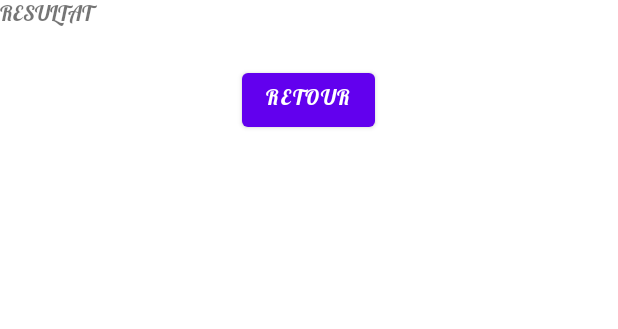
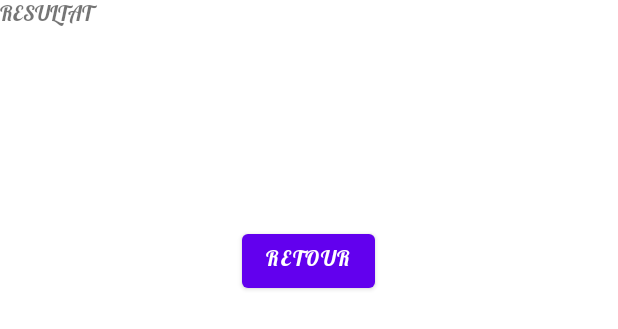
Before and after one commit to ArnoVoxel/androidConvertisseur, an Android app: the layout activity_result.xml on its own in the app's theme, with its tools: preview values and no code run, on a phone screen of 412 x 824 dp. Shown: the top 329 px of the screen. Run offline under Robolectric (Android 15) with nearby library versions, the phone set to English and light mode, and no system bars.

Commit message:
2 activités avec bouton retour et contrôles OK

```diff
--- a/app/src/main/java/com/example/convmonnaie/MainActivity.java
+++ b/app/src/main/java/com/example/convmonnaie/MainActivity.java
@@ -64,8 +64,7 @@ public class MainActivity extends AppCompatActivity {
                 deviseDepart = spinnerDepart.getSelectedItem().toString();
                 deviseArrivee = spinnerArrivee.getSelectedItem().toString();
 
-                //montant_convert.getText().toString();
-                montant = Double.valueOf(montant_convert.getText().toString());
+
 
                 if (deviseDepart.equals("")){
                     Toast.makeText(getApplicationContext(),
@@ -88,6 +87,8 @@ public class MainActivity extends AppCompatActivity {
                                     Toast.LENGTH_SHORT)
                             .show();
                 }else {
+                    //montant_convert.getText().toString();
+                    montant = Double.valueOf(montant_convert.getText().toString());
                     //animer le symbole €
                     ImageView euro = (ImageView) findViewById(R.id.symbolEuro);
                     euro.animate().setDuration(500).rotationXBy(360);
--- a/app/src/main/java/com/example/convmonnaie/ResultActivity.java
+++ b/app/src/main/java/com/example/convmonnaie/ResultActivity.java
@@ -36,10 +36,10 @@ public class ResultActivity extends AppCompatActivity {
         Log.d("ResultActivity", message);
 
         // affichage du toast
-        Toast.makeText(getApplicationContext(),
+        /*Toast.makeText(getApplicationContext(),
                         message,
                         Toast.LENGTH_LONG)
-                .show();
+                .show();*/
 
         // affichage dans le champ de texte
             TextView resultat = (TextView) findViewById(R.id.messageResult);
--- a/app/src/main/res/layout/activity_result.xml
+++ b/app/src/main/res/layout/activity_result.xml
@@ -8,24 +8,26 @@
     <LinearLayout
         android:layout_width="match_parent"
         android:layout_height="match_parent"
+        android:layout_centerHorizontal="true"
         android:orientation="vertical">
 
         <TextView
-        android:id="@+id/titreResult"
-        android:layout_width="match_parent"
-        android:layout_height="wrap_content"
-        android:text="RESULTAT"
-        ></TextView>
+            android:id="@+id/titreResult"
+            android:layout_width="match_parent"
+            android:layout_height="80dp"
+            android:layout_gravity="center_horizontal"
+            android:text="@string/resultat"
+            />
 
         <TextView
             android:id="@+id/messageResult"
             android:layout_width="match_parent"
-            android:layout_height="wrap_content"
-            ></TextView>
+            android:layout_height="50dp" />
         <Button
             android:id="@+id/retourResult"
             android:layout_width="wrap_content"
             android:layout_height="wrap_content"
+            android:layout_marginTop="20dp"
             android:layout_gravity="center"
             android:text="@string/retourResult">
         </Button>
--- a/app/src/main/res/values/strings.xml
+++ b/app/src/main/res/values/strings.xml
@@ -20,5 +20,6 @@
     <string name="erreur_devise_identique">les devises sont identiques</string>
     <string name="ok_conv_deb">Vous voulez convertir des </string>
     <string name="ok_conv_mil"> en </string>
+    <string name="resultat">RESULTAT</string>
     <string name="retourResult">Retour</string>
 </resources>
```
Also changed, not shown: 1 other file.
